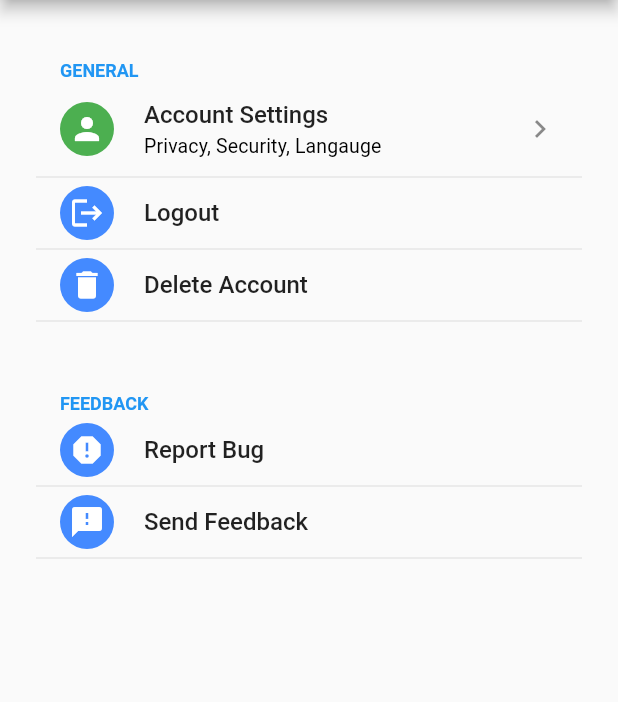
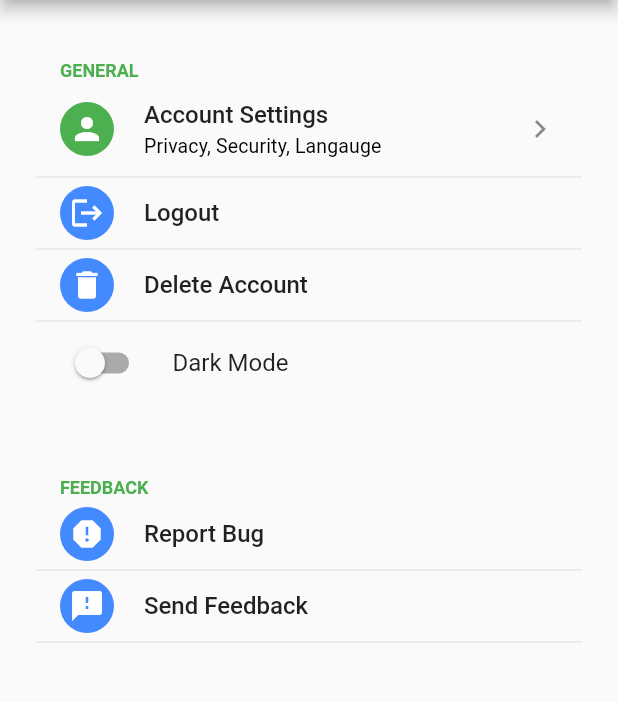
Before and after one commit to Amey-2002/Meme_G, a Flutter app: the screen it shows once a user with an empty profile is signed in, in the side drawer, after a tap on "Settings", on a phone screen of 412 x 824 dp, the part 84-786 px from its top. Run offline on Flutter 3.47's test engine with Material 2 defaults, Android fonts, the phone set to English and light mode, and no system bars; drawn by our look-alikes of flutter_settings_screens; our stand-ins replace cloud_firestore, extended_image, firebase_auth, firebase_core, firebase_messaging, firebase_storage and 12 more; missing offline and left inert: flutter_painter, image_editor, switcher_button; accounts and stored records are empty; network calls fail.

Commit message:
Dark mode added
Dark mode functionality added.

```diff
--- a/meme_g/lib/main.dart
+++ b/meme_g/lib/main.dart
@@ -94,8 +94,8 @@ class _MyAppState extends State<MyApp> {
       ],
       builder: (context, child) => MaterialApp(
         title: 'Flutter Demo',
-        theme: lightTheme,
-        darkTheme: darkTheme,
+        theme: ThemeData(accentColor: Colors.green),
+        darkTheme: ThemeData.dark(),
         themeMode: themeManager.themeMode,
         home: MyHomePage(),
         routes: {
--- a/meme_g/lib/screens/homescreen.dart
+++ b/meme_g/lib/screens/homescreen.dart
@@ -44,7 +44,7 @@ class _HomescreenState extends State<Homescreen> {
         //   iconSize: 36,
         // ),
         title: Text('Meme Gen'),
-        backgroundColor: Colors.red[900],
+       // backgroundColor: Colors.red[900],
       ),
       bottomNavigationBar: BottomNavigationBar(
         items: [
--- a/meme_g/lib/screens/settings_page.dart
+++ b/meme_g/lib/screens/settings_page.dart
@@ -52,8 +52,8 @@ class _SettingsPageState extends State<SettingsPage> {
         },
       );
 
-  Widget buildChangeTheme(BuildContext context) => SimpleSettingsTile(
-        title: 'Dark Mode',
+  Widget buildChangeTheme(BuildContext context) => ListTile(
+        title: Text('Dark Mode'),
         leading: Switch(
           value: themeManager.themeMode == ThemeMode.dark,
           onChanged: (newvalue) {
@@ -82,7 +82,7 @@ class _SettingsPageState extends State<SettingsPage> {
   Widget build(BuildContext context) {
     return Scaffold(
       appBar: AppBar(
-        backgroundColor: Colors.blue,
+        // backgroundColor: Colors.blue,
         leading: IconButton(
           onPressed: () {
             Navigator.pushNamed(context, Homescreen.route);
@@ -100,12 +100,12 @@ class _SettingsPageState extends State<SettingsPage> {
               title: 'GENERAL',
               children: <Widget>[
                 AccountPage(),
-                //buildChangeTheme(context),
                 // buildNotifications(context),
                 //ChangeThemeButtonWidget(),
                 //NotificationsPage(),                            ################################################
                 buildLogout(),
                 buildDeleteAccount(),
+                buildChangeTheme(context),
               ],
             ),
             const SizedBox(
```
